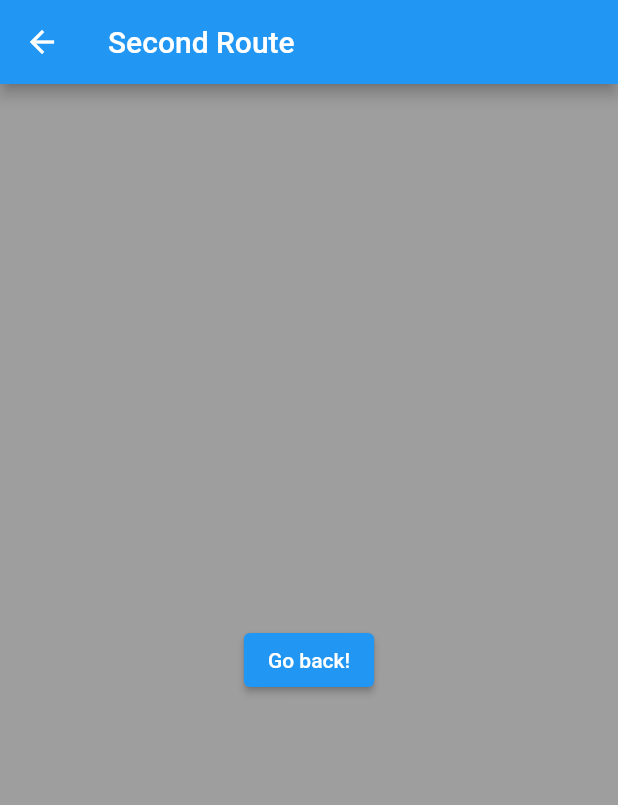
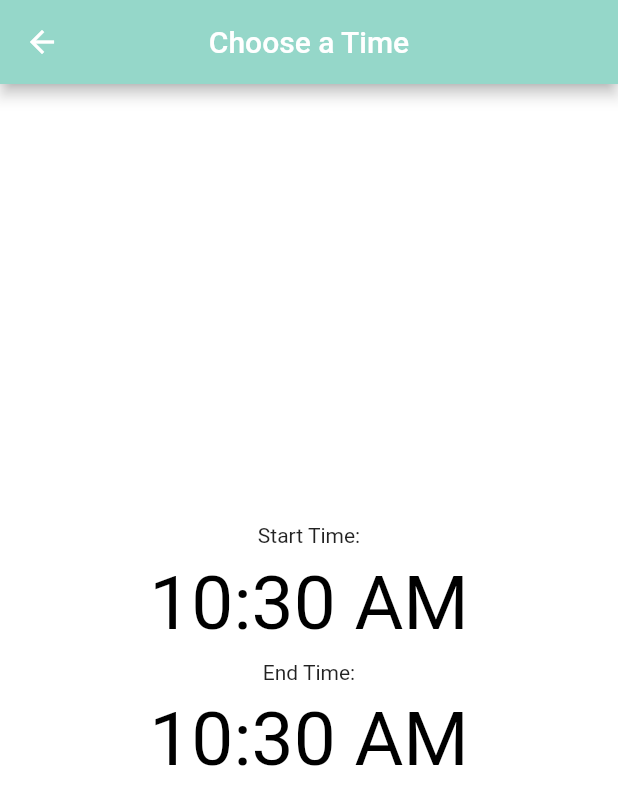
Before and after one commit to MartinDampier/Sound_Trek, a Flutter app: the BuildTimeEvent screen opened directly, on a phone screen of 412 x 824 dp. Shown: the top 805 px of the screen. Run offline on Flutter 3.47's test engine with Material 2 defaults, Android fonts, the light colour scheme and no system bars; our stand-ins replace flutter_slidable, flutter_speed_dial, google_maps_flutter, just_audio, location.

Commit message:
expanding upon event creation

```diff
--- a/lib/screens/event_view.dart
+++ b/lib/screens/event_view.dart
@@ -67,6 +67,8 @@ class EventsPage extends StatelessWidget {
         foregroundColor: Colors.white,
         overlayColor: Colors.black,
         overlayOpacity: 0.5,
+        spacing: 10,
+        spaceBetweenChildren: 5,
         children: [
           SpeedDialChild(
               child: Icon(Icons.location_on_sharp),
--- a/lib/screens/location_event_builder.dart
+++ b/lib/screens/location_event_builder.dart
@@ -5,6 +5,7 @@ import 'package:flutter_slidable/flutter_slidable.dart';
 class BuildLocationEvent extends StatelessWidget {
   Widget build(BuildContext context) => Scaffold(appBar: AppBar(
     title: const Text("Location Event"),
+    centerTitle: true,
     backgroundColor: Color.fromARGB(255, 149, 215, 201),
   ),
     body: const MyCustomForm(),);
--- a/lib/screens/time_event_builder.dart
+++ b/lib/screens/time_event_builder.dart
@@ -3,15 +3,75 @@ import '../main.dart';
 import 'package:flutter_slidable/flutter_slidable.dart';
 
 class BuildTimeEvent extends StatelessWidget {
-  Widget build(BuildContext context) => Scaffold(appBar: AppBar(
-    title: const Text("Second Route"),
-  ),
-    body: Center(
-      child: ElevatedButton(
-        onPressed: () {
-          Navigator.pop(context);
-        },
-        child: const Text('Go back!'),
+  GlobalKey<ScaffoldState> _scaffoldKey = GlobalKey();
+
+  @override
+  Widget build(BuildContext context) {
+
+    TimeOfDay startTime = TimeOfDay.now();
+    TimeOfDay endTime = TimeOfDay.now();
+    // TimeOfDay setTime = await showTimePicker(context: context, currentTime: currentTime);
+
+    return Scaffold(
+      key: _scaffoldKey,
+      backgroundColor: Colors.white,
+
+      appBar: AppBar(
+        backgroundColor: const Color.fromARGB(255, 149, 215, 201),
+        title: const Text("Choose a Time"),
+        centerTitle: true,
+        elevation: 4,
       ),
-    ),);
+
+      body: Center(
+        child: Column(
+          mainAxisSize: MainAxisSize.min,
+          mainAxisAlignment: MainAxisAlignment.center,
+          children: <Widget>[
+            Text('Start Time:'),
+            TextButton(
+              style: TextButton.styleFrom(
+                textStyle: const TextStyle(
+                    fontSize: 50
+                ),
+                primary: Colors.black,
+              ),
+              onPressed: () {startTime = chooseTime(startTime, context);},
+              child: Text('${displayTime(startTime)}'),
+            ),
+            Text('End Time:'),
+            TextButton(
+              style: TextButton.styleFrom(
+                textStyle: const TextStyle(
+                    fontSize: 50
+                ),
+                primary: Colors.black,
+              ),
+              onPressed: () {endTime = chooseTime(endTime, context);},
+              child: Text('${displayTime(endTime)}'),
+            ),
+          ],
+        ),
+
+      ),
+
+
+
+    );
+  }
+
+  TimeOfDay chooseTime(TimeOfDay time, BuildContext context) {
+    return TimeOfDay.now();
+  }
+
+  String displayTime(TimeOfDay time) {
+    String period;
+    if (time.period == DayPeriod.am) {
+      period = 'AM';
+    } else {
+      period = 'PM';
+    }
+
+    return time.hour.toString() + ':' + time.minute.toString() + ' ' + period;
+  }
 }
```
Also changed, not shown: lib/screens/date_event_builder.dart (+19 -3 lines), lib/screens/weather_event_builder.dart (+19 -3 lines).
